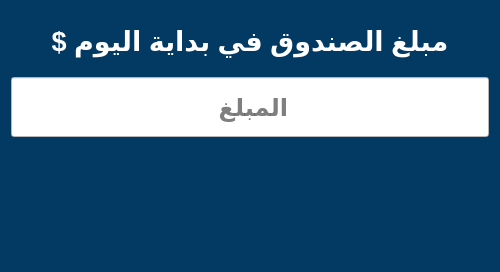
The window that uis/qt_uis/init_amount.ui (salahkhiat/ModeerPOS) describes before a commit, drawn with Qt 5.
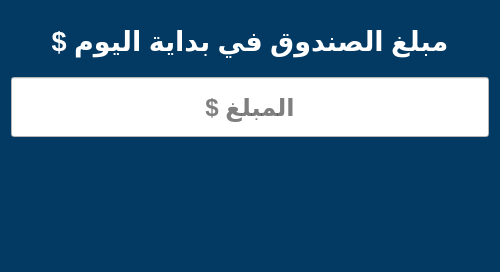
The same window after the commit. Icons and pictures are not drawn.

The edit to the form file:
```diff
--- a/uis/qt_uis/init_amount.ui
+++ b/uis/qt_uis/init_amount.ui
@@ -90,7 +90,7 @@
         <set>Qt::AlignCenter</set>
        </property>
        <property name="placeholderText">
-        <string>المبلغ </string>
+        <string>المبلغ $</string>
        </property>
       </widget>
      </item>
```
Left out of the diff: 4 changed lines with no effect on the pictures.
